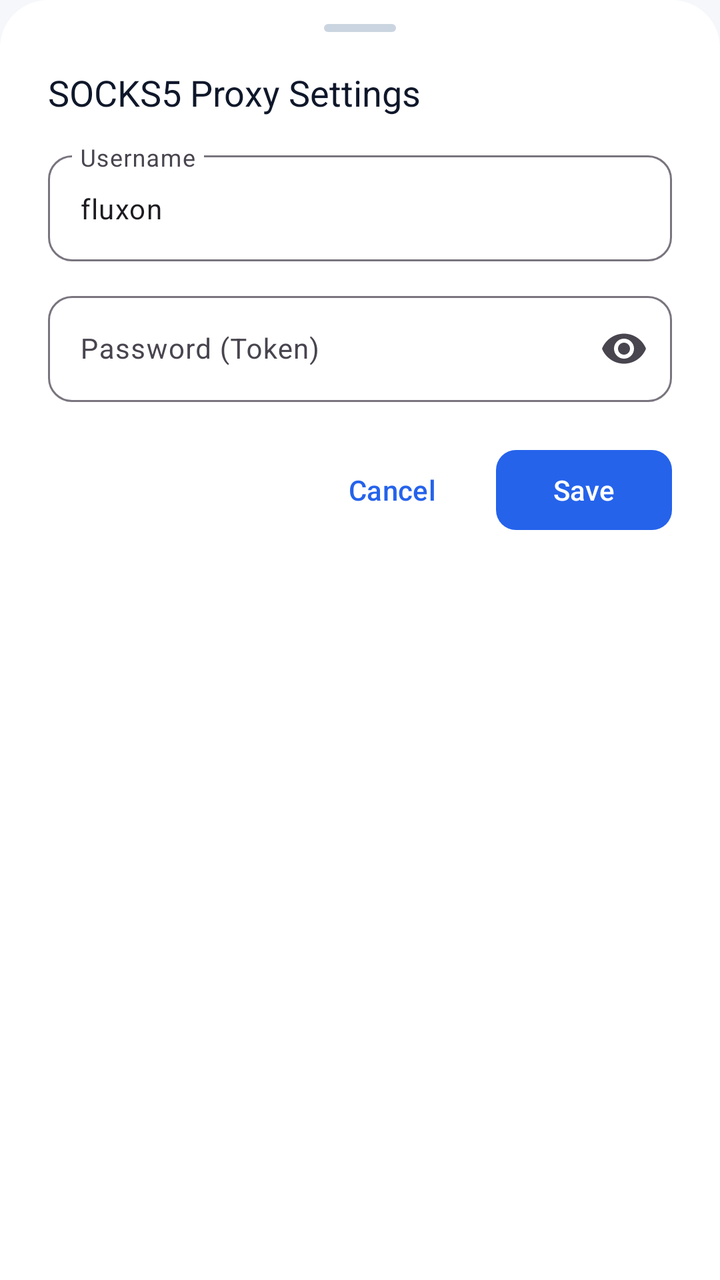
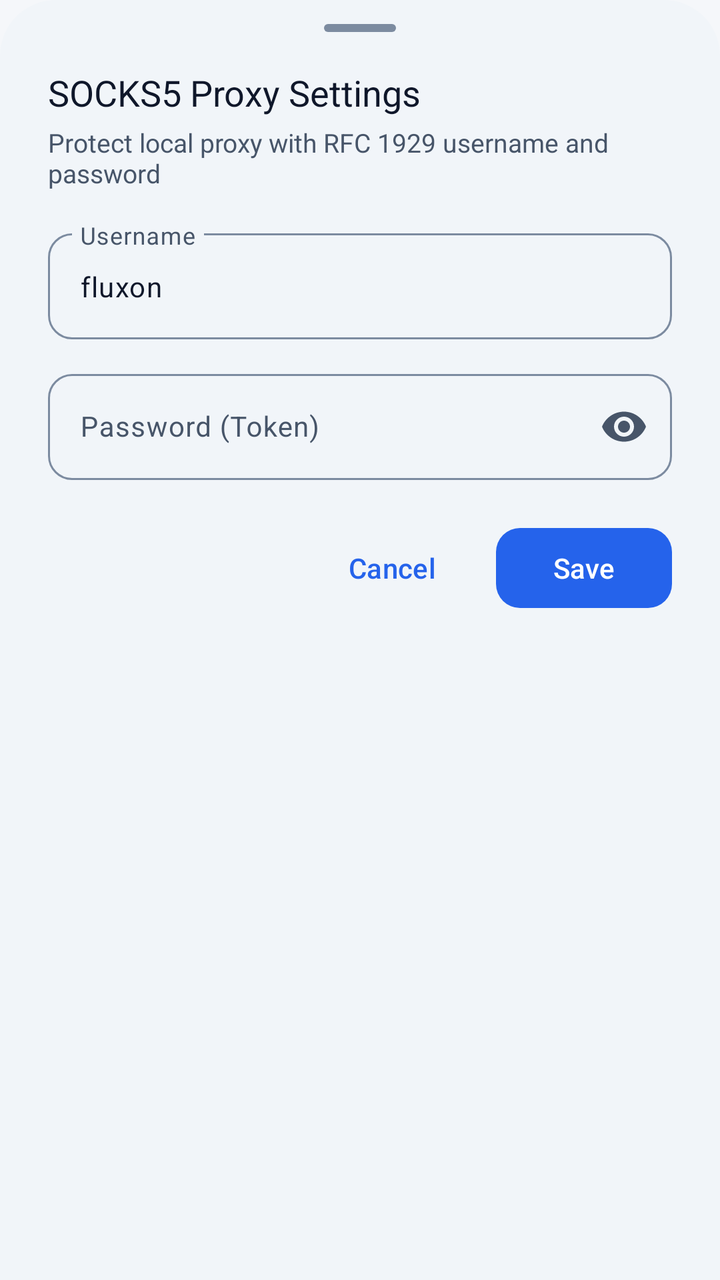

Before-and-after screenshots of an Android layout around one commit, followed by the original layout XML and the change that was made.
<!-- AndroidManifest.xml: application theme Theme.SoxMax -->
<!-- res/layout/bottom_sheet_socks5_auth.xml -->
<?xml version="1.0" encoding="utf-8"?>
<LinearLayout xmlns:android="http://schemas.android.com/apk/res/android"
    xmlns:app="http://schemas.android.com/apk/res-auto"
    android:layout_width="match_parent"
    android:layout_height="wrap_content"
    android:orientation="vertical"
    android:background="@drawable/bg_bottom_sheet"
    android:paddingHorizontal="24dp"
    android:paddingTop="12dp"
    android:paddingBottom="28dp">

    <View
        android:layout_width="36dp"
        android:layout_height="4dp"
        android:layout_gravity="center_horizontal"
        android:background="@drawable/bg_drag_handle"
        android:layout_marginBottom="18dp" />

    <TextView
        android:layout_width="match_parent"
        android:layout_height="wrap_content"
        android:text="@string/socks5_sheet_title"
        android:textColor="@color/text_primary"
        android:textSize="18sp"
        android:fontFamily="sans-serif-bold"
        android:layout_marginBottom="14dp" />

    <com.google.android.material.textfield.TextInputLayout
        android:id="@+id/layout_socks_user"
        style="@style/Widget.Material3.TextInputLayout.OutlinedBox"
        android:layout_width="match_parent"
        android:layout_height="wrap_content"
        android:layout_marginBottom="12dp"
        android:hint="@string/socks5_sheet_user_label"
        app:boxCornerRadiusBottomEnd="12dp"
        app:boxCornerRadiusBottomStart="12dp"
        app:boxCornerRadiusTopEnd="12dp"
        app:boxCornerRadiusTopStart="12dp">

        <com.google.android.material.textfield.TextInputEditText
            android:id="@+id/input_socks_user"
            android:layout_width="match_parent"
            android:layout_height="wrap_content"
            android:textSize="14sp"
            android:text="fluxon" />

    </com.google.android.material.textfield.TextInputLayout>

    <com.google.android.material.textfield.TextInputLayout
        android:id="@+id/layout_socks_pass"
        style="@style/Widget.Material3.TextInputLayout.OutlinedBox"
        android:layout_width="match_parent"
        android:layout_height="wrap_content"
        android:layout_marginBottom="20dp"
        android:hint="@string/socks5_sheet_pass_label"
        app:endIconMode="password_toggle"
        app:boxCornerRadiusBottomEnd="12dp"
        app:boxCornerRadiusBottomStart="12dp"
        app:boxCornerRadiusTopEnd="12dp"
        app:boxCornerRadiusTopStart="12dp">

        <com.google.android.material.textfield.TextInputEditText
            android:id="@+id/input_socks_pass"
            android:layout_width="match_parent"
            android:layout_height="wrap_content"
            android:inputType="textPassword"
            android:textSize="14sp" />

    </com.google.android.material.textfield.TextInputLayout>

    <LinearLayout
        android:layout_width="match_parent"
        android:layout_height="wrap_content"
        android:orientation="horizontal"
        android:gravity="end">

        <com.google.android.material.button.MaterialButton
            android:id="@+id/btn_cancel_socks"
            style="@style/Widget.Material3.Button.TextButton"
            android:layout_width="wrap_content"
            android:layout_height="wrap_content"
            android:layout_marginEnd="8dp"
            android:text="@string/cancel" />

        <com.google.android.material.button.MaterialButton
            android:id="@+id/btn_save_socks"
            style="@style/Widget.Material3.Button"
            android:layout_width="wrap_content"
            android:layout_height="wrap_content"
            android:text="@string/save"
            app:cornerRadius="10dp" />

    </LinearLayout>

</LinearLayout>
<!-- resources referenced by this layout -->
<resources>
  <color name="text_primary">#0F172A</color>
  <!-- drawable bg_bottom_sheet (drawable) -->
  <?xml version="1.0" encoding="utf-8"?>
  <shape xmlns:android="http://schemas.android.com/apk/res/android"
      android:shape="rectangle">
      <solid android:color="@color/bg_card" />
      <corners
          android:topLeftRadius="24dp"
          android:topRightRadius="24dp" />
  </shape>
  <!-- drawable bg_drag_handle (drawable) -->
  <?xml version="1.0" encoding="utf-8"?>
  <shape xmlns:android="http://schemas.android.com/apk/res/android"
      android:shape="rectangle">
      <solid android:color="@color/bg_card_stroke" />
      <corners android:radius="4dp" />
  </shape>
  <style name="Theme.SoxMax" parent="Theme.Material3.DayNight.NoActionBar">
          <item name="colorPrimary">@color/accent_blue</item>
          <item name="colorOnPrimary">@android:color/white</item>
          <item name="android:windowBackground">@color/bg_deep</item>
          <item name="android:statusBarColor" tools:targetApi="l">@android:color/transparent</item>
          <item name="android:navigationBarColor" tools:targetApi="l">@android:color/transparent</item>
          <item name="android:windowLightStatusBar" tools:targetApi="m">?attr/isLightTheme</item>
          <item name="android:windowLightNavigationBar" tools:targetApi="o_mr1">?attr/isLightTheme</item>
          <item name="materialSwitchStyle">@style/Widget.Fluxon.Switch</item>
      </style>
  <color name="bg_card">#FFFFFF</color>
  <color name="bg_card_stroke">#CBD5E1</color>
  <color name="accent_blue">#2563EB</color>
  <!-- unchanged entries left out for length: 7 -->
</resources>

<!-- the commit's change to res/layout/bottom_sheet_socks5_auth.xml (unified diff, before → after) -->
@@ -23,7 +23,15 @@
         android:textColor="@color/text_primary"
         android:textSize="18sp"
         android:fontFamily="sans-serif-bold"
-        android:layout_marginBottom="14dp" />
+        android:layout_marginBottom="4dp" />
+
+    <TextView
+        android:layout_width="match_parent"
+        android:layout_height="wrap_content"
+        android:text="@string/settings_socks5_auth_desc"
+        android:textColor="@color/text_secondary"
+        android:textSize="13sp"
+        android:layout_marginBottom="16dp" />
 
     <com.google.android.material.textfield.TextInputLayout
         android:id="@+id/layout_socks_user"
@@ -88,7 +96,7 @@
             android:layout_width="wrap_content"
             android:layout_height="wrap_content"
             android:text="@string/save"
-            app:cornerRadius="10dp" />
+            app:cornerRadius="12dp" />
 
     </LinearLayout>
 
<!-- resource entries referenced after the edit -->
@@ -1,35 +1,125 @@
 <!-- resources referenced by this layout -->
 <resources>
-  <color name="text_primary">#0F172A</color>
+  <color name="text_primary">@color/m3_on_surface</color>
+  <color name="text_secondary">@color/m3_on_surface_variant</color>
   <!-- drawable bg_bottom_sheet (drawable) -->
   <?xml version="1.0" encoding="utf-8"?>
   <shape xmlns:android="http://schemas.android.com/apk/res/android"
       android:shape="rectangle">
-      <solid android:color="@color/bg_card" />
+      <solid android:color="@color/m3_surface_container_low" />
       <corners
-          android:topLeftRadius="24dp"
-          android:topRightRadius="24dp" />
+          android:topLeftRadius="28dp"
+          android:topRightRadius="28dp" />
   </shape>
   <!-- drawable bg_drag_handle (drawable) -->
   <?xml version="1.0" encoding="utf-8"?>
   <shape xmlns:android="http://schemas.android.com/apk/res/android"
       android:shape="rectangle">
-      <solid android:color="@color/bg_card_stroke" />
-      <corners android:radius="4dp" />
+      <solid android:color="@color/m3_outline" />
+      <size
+          android:width="32dp"
+          android:height="4dp" />
+      <corners android:radius="2dp" />
   </shape>
+  <string name="settings_socks5_auth_desc">Protect local proxy with RFC 1929 username and password</string>
   <style name="Theme.SoxMax" parent="Theme.Material3.DayNight.NoActionBar">
-          <item name="colorPrimary">@color/accent_blue</item>
-          <item name="colorOnPrimary">@android:color/white</item>
+          
+          <item name="colorPrimary">@color/m3_primary</item>
+          <item name="colorOnPrimary">@color/m3_on_primary</item>
+          <item name="colorPrimaryContainer">@color/m3_primary_container</item>
+          <item name="colorOnPrimaryContainer">@color/m3_on_primary_container</item>
+  
+          
+          <item name="colorSecondary">@color/m3_secondary</item>
+          <item name="colorOnSecondary">@color/m3_on_secondary</item>
+          <item name="colorSecondaryContainer">@color/m3_secondary_container</item>
+          <item name="colorOnSecondaryContainer">@color/m3_on_secondary_container</item>
+  
+          
+          <item name="colorTertiary">@color/m3_tertiary</item>
+          <item name="colorOnTertiary">@color/m3_on_tertiary</item>
+          <item name="colorTertiaryContainer">@color/m3_tertiary_container</item>
+          <item name="colorOnTertiaryContainer">@color/m3_on_tertiary_container</item>
+  
+          
+          <item name="colorError">@color/m3_error</item>
+          <item name="colorOnError">@color/m3_on_error</item>
+          <item name="colorErrorContainer">@color/m3_error_container</item>
+          <item name="colorOnErrorContainer">@color/m3_on_error_container</item>
+  
+          
+          <item name="colorSurface">@color/m3_surface</item>
+          <item name="colorOnSurface">@color/m3_on_surface</item>
+          <item name="colorOnSurfaceVariant">@color/m3_on_surface_variant</item>
+          <item name="colorSurfaceContainerLowest">@color/m3_surface_container_lowest</item>
+          <item name="colorSurfaceContainerLow">@color/m3_surface_container_low</item>
+          <item name="colorSurfaceContainer">@color/m3_surface_container</item>
+          <item name="colorSurfaceContainerHigh">@color/m3_surface_container_high</item>
+          <item name="colorSurfaceContainerHighest">@color/m3_surface_container_highest</item>
+          <item name="colorOutline">@color/m3_outline</item>
+          <item name="colorOutlineVariant">@color/m3_outline_variant</item>
+  
+          
           <item name="android:windowBackground">@color/bg_deep</item>
           <item name="android:statusBarColor" tools:targetApi="l">@android:color/transparent</item>
           <item name="android:navigationBarColor" tools:targetApi="l">@android:color/transparent</item>
           <item name="android:windowLightStatusBar" tools:targetApi="m">?attr/isLightTheme</item>
           <item name="android:windowLightNavigationBar" tools:targetApi="o_mr1">?attr/isLightTheme</item>
+  
+          
           <item name="materialSwitchStyle">@style/Widget.Fluxon.Switch</item>
+          <item name="bottomSheetDialogTheme">@style/ThemeOverlay.Fluxon.BottomSheetDialog</item>
+          <item name="materialAlertDialogTheme">@style/ThemeOverlay.Fluxon.MaterialAlertDialog</item>
       </style>
-  <color name="bg_card">#FFFFFF</color>
-  <color name="bg_card_stroke">#CBD5E1</color>
-  <color name="accent_blue">#2563EB</color>
+  <color name="m3_on_surface">#0F172A</color>
+  <color name="m3_on_surface_variant">#475569</color>
+  <color name="m3_surface_container_low">#F1F5F9</color>
+  <color name="m3_outline">#7C8BA0</color>
+  <color name="m3_primary">#2563EB</color>
+  <color name="m3_on_primary">#FFFFFF</color>
+  <color name="m3_primary_container">#DBEAFE</color>
+  <color name="m3_on_primary_container">#1E40AF</color>
+  <color name="m3_secondary">#475569</color>
+  <color name="m3_on_secondary">#FFFFFF</color>
+  <color name="m3_secondary_container">#E2E8F0</color>
+  <color name="m3_on_secondary_container">#1E293B</color>
+  <color name="m3_tertiary">#7C3AED</color>
+  <color name="m3_on_tertiary">#FFFFFF</color>
+  <color name="m3_tertiary_container">#EDE9FE</color>
+  <color name="m3_on_tertiary_container">#4C1D95</color>
+  <color name="m3_error">#DC2626</color>
+  <color name="m3_on_error">#FFFFFF</color>
+  <color name="m3_error_container">#FEE2E2</color>
+  <color name="m3_on_error_container">#991B1B</color>
+  <color name="m3_surface">#F8FAFC</color>
+  <color name="m3_surface_container_lowest">#FFFFFF</color>
+  <color name="m3_surface_container">#E2E8F0</color>
+  <color name="m3_surface_container_high">#CBD5E1</color>
+  <color name="m3_surface_container_highest">#94A3B8</color>
+  <color name="m3_outline_variant">#E2E8F0</color>
+  <style name="ThemeOverlay.Fluxon.BottomSheetDialog" parent="ThemeOverlay.Material3.BottomSheetDialog">
+          <item name="bottomSheetStyle">@style/Widget.Fluxon.BottomSheet.Modal</item>
+          <item name="android:windowIsFloating">false</item>
+          <item name="android:statusBarColor">@android:color/transparent</item>
+          <item name="android:navigationBarColor">@android:color/transparent</item>
+      </style>
+  <style name="ThemeOverlay.Fluxon.MaterialAlertDialog" parent="ThemeOverlay.Material3.MaterialAlertDialog">
+          <item name="colorSurface">@color/m3_surface_container_low</item>
+          <item name="shapeAppearance">@style/ShapeAppearance.Fluxon.Dialog</item>
+      </style>
+  <style name="Widget.Fluxon.BottomSheet.Modal" parent="Widget.Material3.BottomSheet.Modal">
+          <item name="backgroundTint">@color/m3_surface_container_low</item>
+          <item name="shapeAppearance">@style/ShapeAppearance.Fluxon.BottomSheet</item>
+      </style>
+  <style name="ShapeAppearance.Fluxon.Dialog" parent="ShapeAppearance.Material3.Corner.ExtraLarge">
+          <item name="cornerSize">20dp</item>
+      </style>
+  <style name="ShapeAppearance.Fluxon.BottomSheet" parent="ShapeAppearance.Material3.Corner.Large">
+          <item name="cornerSizeTopLeft">28dp</item>
+          <item name="cornerSizeTopRight">28dp</item>
+          <item name="cornerSizeBottomLeft">0dp</item>
+          <item name="cornerSizeBottomRight">0dp</item>
+      </style>
   <!-- unchanged entries left out for length: 7 -->
 </resources>
 
